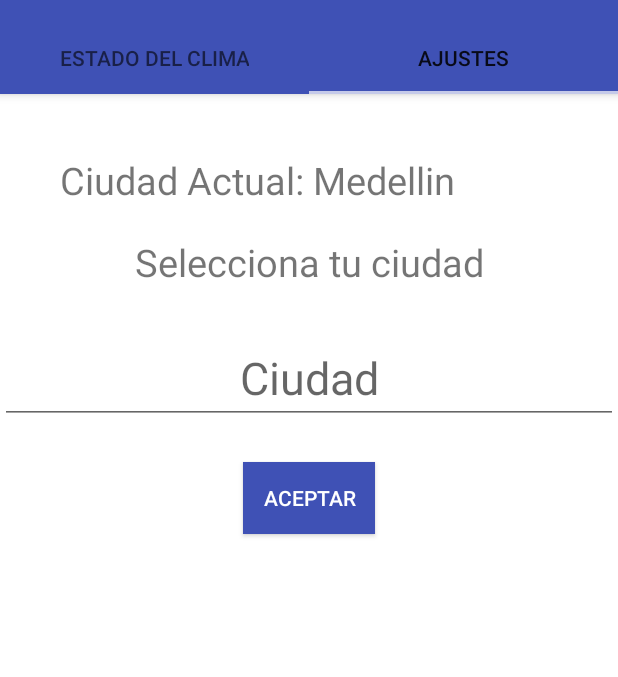
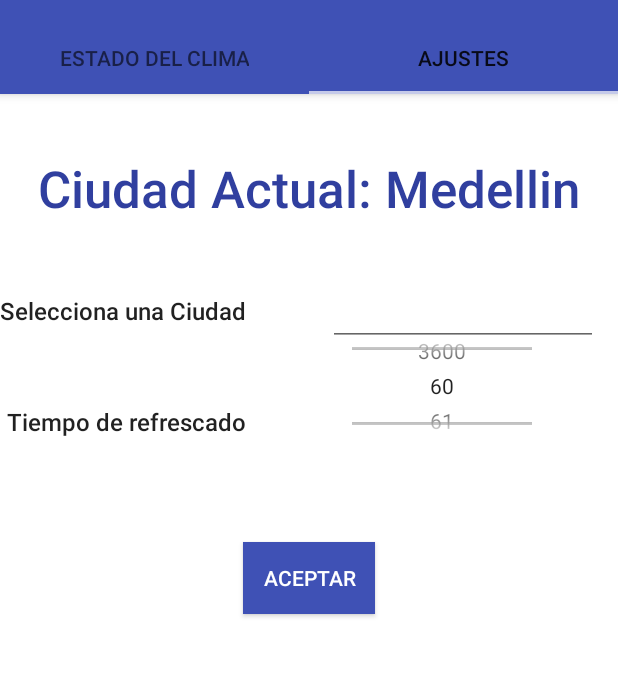
Before and after one commit to brayan9304/lab3-Weather, an Android app: the screen it shows after launch (MainActivity), tab 2 chosen, on a phone screen of 412 x 824 dp, the part 62-739 px from its top. Run offline under Robolectric (Android 15) with nearby library versions, the phone set to English and light mode, and no system bars; 1 statement that could not run was skipped.

```diff
--- a/app/src/main/java/co/edu/udea/compumovil/gr6/lab3weather/broadcast/ReceiverBoot.java
+++ b/app/src/main/java/co/edu/udea/compumovil/gr6/lab3weather/broadcast/ReceiverBoot.java
@@ -15,7 +15,7 @@ public class ReceiverBoot extends BroadcastReceiver {
     public void onReceive(Context context, Intent intent) {
         // LANZAR SERVICIO
         Intent serviceIntent = new Intent(context, WeatherIntent.class);
-        serviceIntent.setAction("co.edu.udea.compumovil.gr6.lab3weather.service.action.WEATHER");
+        serviceIntent.setAction(WeatherIntent.ACTION_CHARGEWEATHER);
         context.startService(serviceIntent);
 
     }
--- a/app/src/main/java/co/edu/udea/compumovil/gr6/lab3weather/menu_fragments/SettingsFragment.java
+++ b/app/src/main/java/co/edu/udea/compumovil/gr6/lab3weather/menu_fragments/SettingsFragment.java
@@ -10,6 +10,7 @@ import android.view.View;
 import android.view.ViewGroup;
 import android.widget.ArrayAdapter;
 import android.widget.AutoCompleteTextView;
+import android.widget.NumberPicker;
 import android.widget.TextView;
 
 import co.edu.udea.compumovil.gr6.lab3weather.R;
@@ -54,6 +55,9 @@ public class SettingsFragment extends Fragment implements View.OnFocusChangeList
                 return null;
             }
         });
+        NumberPicker time = (NumberPicker) fragment.findViewById(R.id.spinner);
+        time.setMinValue(60);
+        time.setMaxValue(3600);
 
         SharedPreferences preferencias = fragment.getContext().getSharedPreferences("CiudadActualPref", Context.MODE_PRIVATE);
         ciudadActual = preferencias.getString("ciudad", "Medellin");
--- a/app/src/main/java/co/edu/udea/compumovil/gr6/lab3weather/menu_fragments/WeatherFragment.java
+++ b/app/src/main/java/co/edu/udea/compumovil/gr6/lab3weather/menu_fragments/WeatherFragment.java
@@ -1,17 +1,16 @@
 package co.edu.udea.compumovil.gr6.lab3weather.menu_fragments;
 
 
+import android.content.Context;
+import android.content.SharedPreferences;
 import android.os.Bundle;
 import android.support.v4.app.Fragment;
 import android.view.LayoutInflater;
 import android.view.View;
 import android.view.ViewGroup;
-import android.widget.ArrayAdapter;
-import android.widget.Spinner;
+import android.widget.TextView;
 
 import co.edu.udea.compumovil.gr6.lab3weather.R;
-
-import static android.R.attr.fragment;
 
 /**
  * A simple {@link Fragment} subclass.
@@ -29,7 +28,13 @@ public class WeatherFragment extends Fragment {
     public View onCreateView(LayoutInflater inflater, ViewGroup container,
                              Bundle savedInstanceState) {
         // Inflate the layout for this fragment
-        return inflater.inflate(R.layout.fragment_weather, container, false);
+        View fragment = inflater.inflate(R.layout.fragment_weather, container, false);
+        SharedPreferences preferencias = fragment.getContext().getSharedPreferences("CiudadActualPref", Context.MODE_PRIVATE);
+        String ciudad = preferencias.getString("ciudad", "Medellin");
+        TextView cityWeather = (TextView) fragment.findViewById(R.id.Clima_Ciudad);
+        cityWeather.setText(getResources().getString(R.string.weather_In) + " " + ciudad);
+        return fragment;
+
     }
 
 
--- a/app/src/main/res/layout/fragment_settings.xml
+++ b/app/src/main/res/layout/fragment_settings.xml
@@ -4,6 +4,7 @@
     android:layout_height="match_parent"
     tools:context="co.edu.udea.compumovil.gr6.lab3weather.menu_fragments.SettingsFragment"
     android:background="@color/colorBackground">
+
     <RelativeLayout
         android:layout_width="match_parent"
         android:layout_height="match_parent">
@@ -12,47 +13,72 @@
             android:layout_width="wrap_content"
             android:layout_height="wrap_content"
             android:text="@string/ciudadActual"
-        android:layout_alignParentStart="true"
+            android:textAppearance="@style/TextAppearance.AppCompat.Title"
             android:layout_marginTop="40dp"
-        android:layout_marginStart="40dp"
-        android:textSize="25sp"
-        android:id="@+id/ciudad_actual" />
+            android:textColor="@color/colorPrimaryDark"
+            android:textSize="34sp"
+            android:id="@+id/ciudad_actual"
+            android:layout_alignParentTop="true"
+            android:layout_centerHorizontal="true" />
+
+        <TextView
+            android:id="@+id/selection_city"
+            android:layout_width="wrap_content"
+            android:layout_height="wrap_content"
+            android:text="@string/selecciona_tu_ciudad"
+            android:textAlignment="center"
+            android:textSize="16sp"
+            android:textAppearance="@style/Base.TextAppearance.AppCompat.SearchResult.Title"
+            android:layout_marginTop="48dp"
+            android:layout_below="@+id/ciudad_actual"
+            android:layout_alignParentStart="true" />
+
+        <TextView
+            android:layout_width="wrap_content"
+            android:layout_height="wrap_content"
+            android:inputType="textPersonName"
+            android:text="@string/select_time"
+            android:textAppearance="@style/Base.TextAppearance.AppCompat.SearchResult.Title"
+            android:textSize="16sp"
+            android:id="@+id/time"
+            android:layout_below="@+id/ciudad_select"
+            android:layout_alignEnd="@+id/selection_city"
+            android:layout_marginTop="39dp" />
+
+        <AutoCompleteTextView
+            android:id="@+id/ciudad_select"
+            android:layout_width="180dp"
+            android:layout_height="wrap_content"
+            android:textAlignment="center"
+            android:singleLine="true"
+            android:inputType="textAutoComplete|textNoSuggestions"
+            android:textSize="24sp"
+            android:textIsSelectable="false"
+            android:layout_marginEnd="13dp"
+            android:layout_alignBaseline="@+id/selection_city"
+            android:layout_alignBottom="@+id/selection_city"
+            android:layout_alignParentEnd="true" />
+
+        <NumberPicker
+            android:layout_width="120dp"
+            android:layout_height="80dp"
+            android:id="@+id/spinner"
+            android:layout_marginTop="160dp"
+            android:layout_marginStart="16dp"
+            android:layout_alignBottom="@+id/time"
+            android:layout_alignStart="@+id/ciudad_select" />
 
         <Button
             android:id="@+id/submit"
             android:layout_width="wrap_content"
-        android:layout_centerHorizontal="true"
             android:layout_height="wrap_content"
-        android:layout_below="@+id/ciudad_select"
-        android:layout_marginTop="25dp"
+            android:layout_marginTop="69dp"
             android:text="@string/aceptar"
             android:background="@color/colorPrimary"
             android:textColor="#FFFFFF"
-        android:onClick="onClick" />
-
-    <TextView
-        android:id="@+id/selection_city"
-        android:layout_width="match_parent"
-        android:layout_height="wrap_content"
-        android:text="@string/selecciona_tu_ciudad"
-        android:textAlignment="center"
-        android:textSize="25sp"
-        android:layout_below="@+id/ciudad_actual"
-        android:layout_alignParentStart="true"
-        android:layout_marginTop="20dp" />
-
-    <AutoCompleteTextView
-        android:id="@+id/ciudad_select"
-        android:layout_width="match_parent"
-        android:layout_height="wrap_content"
-        android:textAlignment="center"
-        android:singleLine="true"
-        android:inputType="textAutoComplete|textNoSuggestions"
-        android:textSize="30sp"
-        android:hint="@string/ciudad"
-        android:layout_below="@+id/selection_city"
-        android:layout_alignParentStart="true"
-        android:layout_marginTop="29dp" />
+            android:onClick="onClick"
+            android:layout_below="@+id/time"
+            android:layout_centerHorizontal="true" />
 
     </RelativeLayout>
 
--- a/app/src/main/res/values/colors.xml
+++ b/app/src/main/res/values/colors.xml
@@ -4,4 +4,5 @@
     <color name="colorPrimaryDark">#303F9F</color>
     <color name="colorAccent">#FF4081</color>
     <color name="colorBackground">#FFFFFF</color>
+    <color name="title">#FF0321</color>
 </resources>
--- a/app/src/main/res/values/strings.xml
+++ b/app/src/main/res/values/strings.xml
@@ -1,12 +1,11 @@
 <resources>
     <string name="app_name">Lab3Weather</string>
-    <string name="hello_blank_fragment">Hello blank fragment</string>
     <string name="action_settings">Action Settings</string>
     <string name="temperatura">Temperatura</string>
     <string name="humedad">Humedad</string>
     <string name="descripcion">Descripción</string>
     <string name="fecha_ultima_visualizacion">Fecha ultima visualizacion</string>
-    <string name="selecciona_tu_ciudad">Selecciona tu ciudad</string>
+    <string name="selecciona_tu_ciudad">Selecciona una Ciudad</string>
     <string name="aceptar">ACEPTAR</string>
     <string name="ciudad">Ciudad</string>
     <string-array name="cities">
@@ -45,4 +44,8 @@
     <string name="errorNotFound">Ciudad No encontrada</string>
     <string name="errorCampRequired">Campo Requerido</string>
     <string name="newCity">Nueva ciudad</string>
+    <string name="pag_weather">Estado del clima</string>
+    <string name="pag_settings">Configuración</string>
+    <string name="errorSameCity">Ups! Es la misma ciudad</string>
+    <string name="select_time">Tiempo de refrescado</string>
 </resources>
```
Also changed, not shown: app/src/main/java/co/edu/udea/compumovil/gr6/lab3weather/MainActivity.java (+78 -67 lines), app/src/main/java/co/edu/udea/compumovil/gr6/lab3weather/service/WeatherIntent.java (+28 -4 lines), app/src/main/res/layout/fragment_weather.xml (+92 -35 lines), app/src/main/res/layout/widget_layout.xml (+6 -6 lines). Lines whose indentation alone changed are shown as unchanged.
